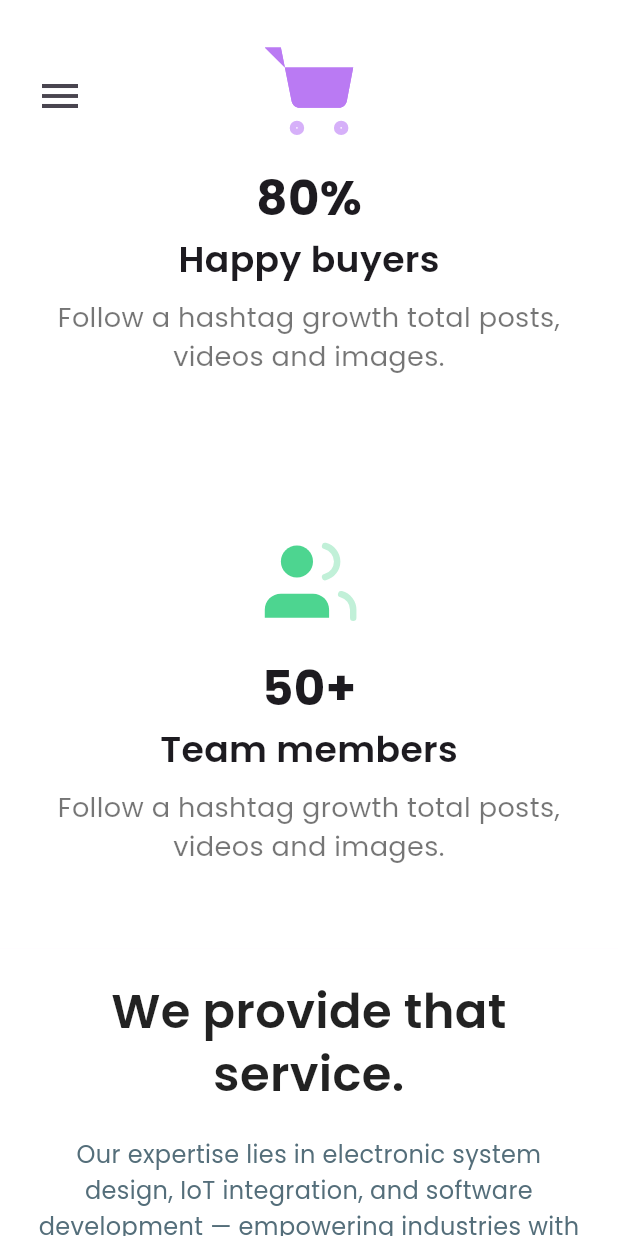
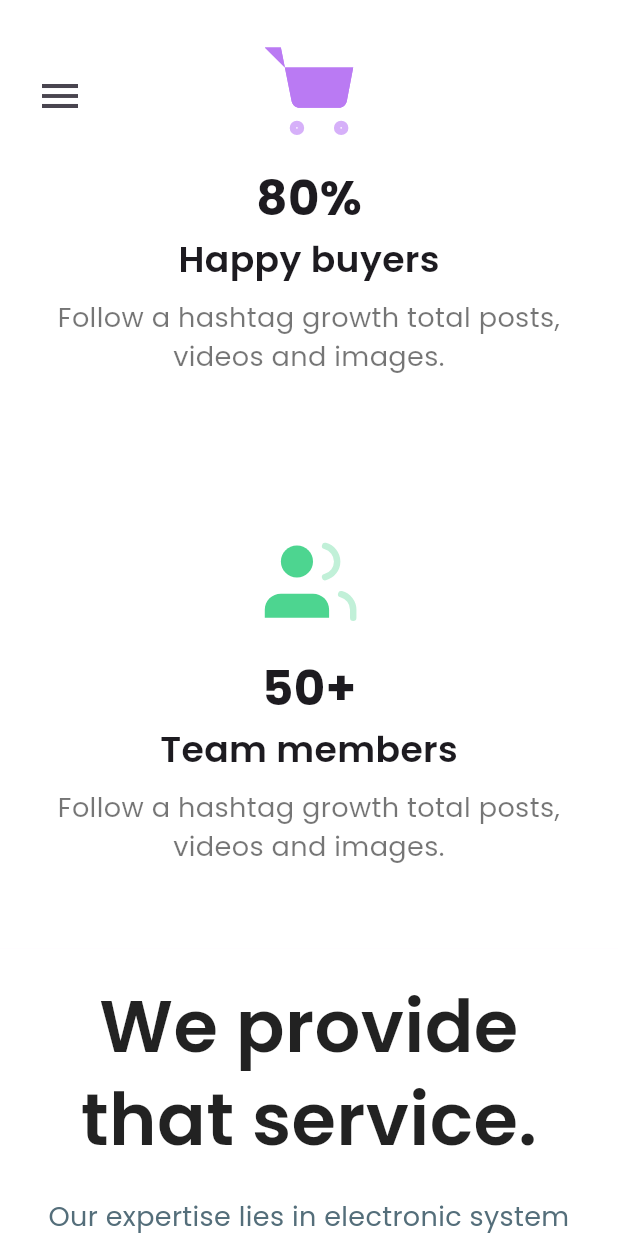
Before and after one commit to embeddedshiv/erpSoftware, a Flutter app: the screen it shows after launch, scrolled down 2304 dp, on a phone screen of 412 x 824 dp. Run offline on Flutter 3.47's test engine with Material 3 defaults, Android fonts, the phone set to English and light mode, and no system bars; our stand-ins replace flutter_svg, google_fonts.

Commit message:
user-registration
provide screen fixed

```diff
--- a/front-end/app/lib/screens/home/provide/provide_screen.dart
+++ b/front-end/app/lib/screens/home/provide/provide_screen.dart
@@ -33,8 +33,6 @@ class ProvideScreen extends StatelessWidget {
     return LayoutBuilder(
       builder: (context, constraints) {
         final screenWidth = constraints.maxWidth;
-        //final screenHight = constraints.maxHeight;
-        final isMobile = screenWidth < 800;
 
         // -----------------------------
         // MAIN CONTAINER LAYOUT
@@ -89,29 +87,26 @@ class ProvideScreen extends StatelessWidget {
                 alignment: WrapAlignment.center,
                 children: [
                   // -----------------------------
-                  // CONTAINER 1: TEXT
+                  // CONTAINER 1: TEXT (center aligned)
                   // -----------------------------
                   Container(
                     width: mainLayout.itemWidth,
                     height: mainLayout.itemHeight,
-                    alignment: Alignment.center,
                     padding: const EdgeInsets.all(16),
                     decoration: BoxDecoration(
                       color: Colors.white,
                       borderRadius: BorderRadius.circular(20),
                     ),
+                    child: Center(
                       child: Column(
-                      crossAxisAlignment: isMobile
-                          ? CrossAxisAlignment.center
-                          : CrossAxisAlignment.start,
+                        mainAxisSize: MainAxisSize.min,
+                        crossAxisAlignment: CrossAxisAlignment.center,
                         children: [
                           Text(
                             "We provide that service.",
-                          textAlign: isMobile
-                              ? TextAlign.center
-                              : TextAlign.start,
-                          style: TextStyle(
-                            fontSize: isMobile ? 32 : 48,
+                            textAlign: TextAlign.center,
+                            style: const TextStyle(
+                              fontSize: 48,
                               fontWeight: FontWeight.w600,
                               color: Colors.black87,
                               height: 1.3,
@@ -120,11 +115,9 @@ class ProvideScreen extends StatelessWidget {
                           const SizedBox(height: 20),
                           Text(
                             "Our expertise lies in electronic system design, IoT integration, and software development — empowering industries with smart, efficient, and connected solutions tailored to their needs.",
-                          textAlign: isMobile
-                              ? TextAlign.center
-                              : TextAlign.start,
+                            textAlign: TextAlign.center,
                             style: TextStyle(
-                            fontSize: isMobile ? 16 : 18,
+                              fontSize: 18,
                               color: Colors.blueGrey[600],
                               height: 1.5,
                             ),
@@ -133,9 +126,7 @@ class ProvideScreen extends StatelessWidget {
                           InkWell(
                             onTap: () {},
                             child: Row(
-                            mainAxisAlignment: isMobile
-                                ? MainAxisAlignment.center
-                                : MainAxisAlignment.start,
+                              mainAxisAlignment: MainAxisAlignment.center,
                               children: [
                                 const Text(
                                   "Learn more",
@@ -161,6 +152,7 @@ class ProvideScreen extends StatelessWidget {
                         ],
                       ),
                     ),
+                  ),
 
                   // -----------------------------
                   // CONTAINER 2: CARDS
@@ -182,7 +174,6 @@ class ProvideScreen extends StatelessWidget {
                         );
                         return Container(
                           width: cardLayout.itemWidth,
-                          //height: cardLayout.itemHeight,
                           padding: EdgeInsets.all(cardLayout.itemWidth * 0.05),
                           decoration: BoxDecoration(
                             color: Colors.white,
```
Lines whose indentation alone changed are shown as unchanged.
